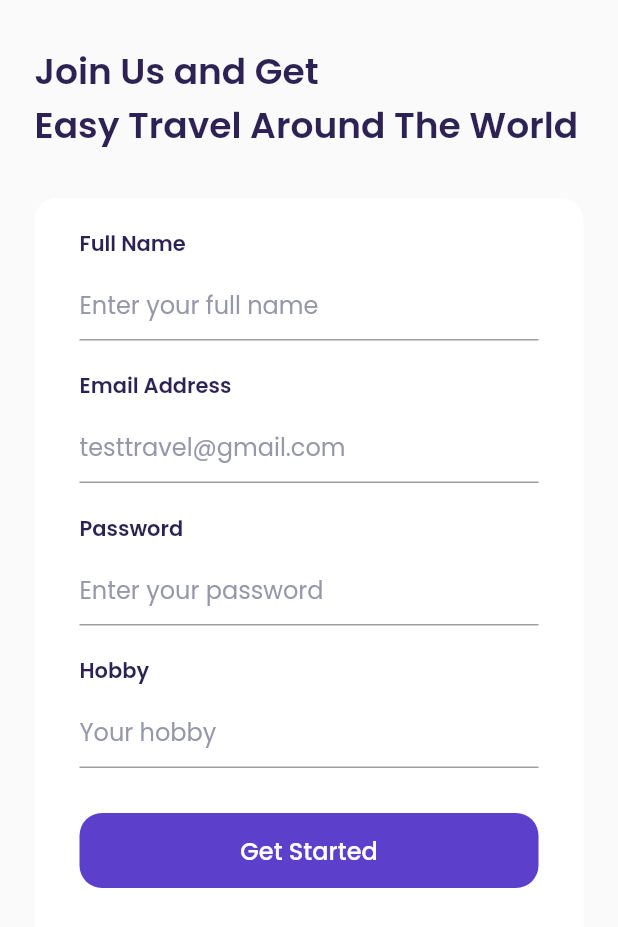
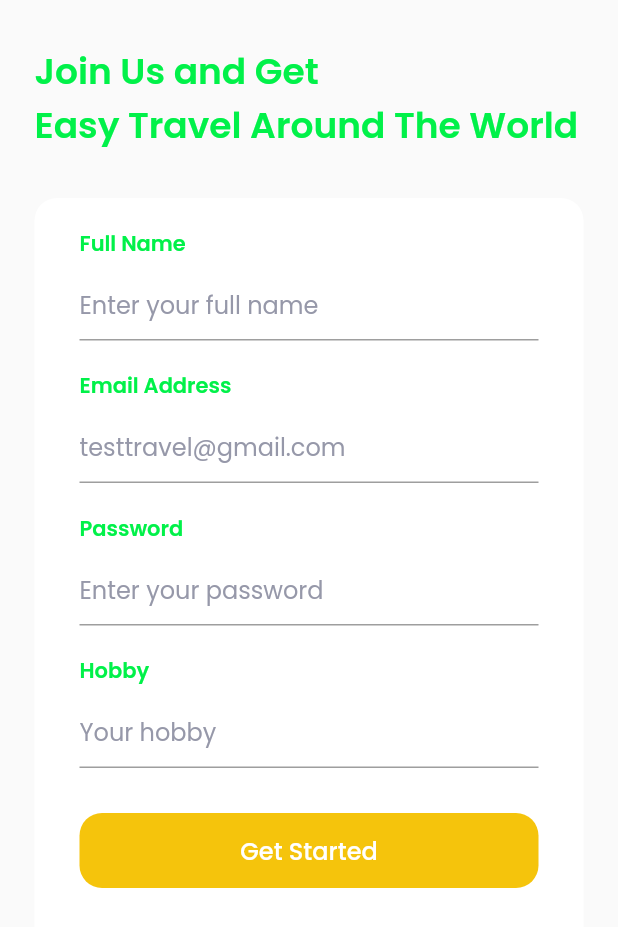
Before and after one commit to ahmadfatihin/TravelYuk-Flutter, a Flutter app: the screen it shows after launch, after a tap on "Get Started", on a phone screen of 412 x 824 dp. Shown: the top 927 px of the screen. Run offline on Flutter 3.47's test engine with Material 2 defaults, Android fonts, the phone set to English and light mode, and no system bars; our stand-ins replace animated_text_kit, google_fonts.

Commit message:
feat: delete codesmell

```diff
--- a/lib/shared/theme.dart
+++ b/lib/shared/theme.dart
@@ -4,14 +4,14 @@ import 'package:google_fonts/google_fonts.dart';
 double defaultMargin = 23;
 double defaultRadius = 15;
 
-Color kPrimaryColor = Color(0xFFF5c40cc);
-Color kBlackColor = Color(0xFF01F1449);
-Color kWhiteColor = Color(0xFFFFFFFF);
-Color kGreyColor = Color(0xFF9698A9);
-Color kGreenColor = Color(0xFF163E0);
-Color kRedColor = Color(0xFFEB70A5);
-Color kBackgroundColor = Color(0xFFFAFAFA);
-Color kInactiveColor = Color(0xFFDBD7EC);
+Color kPrimaryColor = const Color(0xfff5c40c);
+Color kBlackColor = const Color(0xff01f149);
+Color kWhiteColor = const Color(0xFFFFFFFF);
+Color kGreyColor = const Color(0xFF9698A9);
+Color kGreenColor = const Color(0x0ff163e0);
+Color kRedColor = const Color(0xFFEB70A5);
+Color kBackgroundColor = const Color(0xFFFAFAFA);
+Color kInactiveColor = const Color(0xFFDBD7EC);
 
 TextStyle blackTextStyle = GoogleFonts.poppins(
   color: kBlackColor,
--- a/lib/ui/pages/splash_page.dart
+++ b/lib/ui/pages/splash_page.dart
@@ -1,8 +1,6 @@
 import 'dart:async';
 
 import 'package:flutter/material.dart';
-import 'package:google_fonts/google_fonts.dart';
-import 'package:travel/ui/pages/get_started_page.dart';
 import 'package:animated_text_kit/animated_text_kit.dart';
 import '../../../shared/theme.dart';
 
@@ -17,7 +15,7 @@ class _SplashPageState extends State<SplashPage> {
   @override
   void initState() {
     // TODO: implement initState
-    Timer(Duration(seconds: 5), () {
+    Timer(const Duration(seconds: 5), () {
       Navigator.pushNamed(context, '/getStarted');
     });
     super.initState();
@@ -35,7 +33,7 @@ class _SplashPageState extends State<SplashPage> {
               width: 100,
               height: 100,
               // margin: EdgeInsets.only(bottom: 50),
-              decoration: BoxDecoration(
+              decoration: const BoxDecoration(
                   image: DecorationImage(
                       image: AssetImage('assets/icon_logo.png'))),
             ),
@@ -51,25 +49,22 @@ class _SplashPageState extends State<SplashPage> {
               textStyle: whiteTextStyle.copyWith(
                   fontSize: 40, fontWeight: extrabold, letterSpacing: 5),
               textAlign: TextAlign.center,
-              waveDuration: Duration(seconds: 4),
-              loadDuration: Duration(seconds: 5),
+              waveDuration: const Duration(seconds: 4),
+              loadDuration: const Duration(seconds: 5),
               // boxHeight: 300.0,
             ),
             Container(
-              margin: EdgeInsets.only(top: 50),
+              margin: const EdgeInsets.only(top: 50),
               child: DefaultTextStyle(
                 style: blackTextStyle.copyWith(
                     fontSize: 20, fontWeight: bold, letterSpacing: 4),
                 child: AnimatedTextKit(
-                  pause: Duration(milliseconds: 2500),
+                  pause: const Duration(milliseconds: 2500),
                   totalRepeatCount: 1,
                   animatedTexts: [
                     TyperAnimatedText('Created By'),
                     TyperAnimatedText('Ahmad Fatihin'),
                   ],
-                  onTap: () {
-                    print("Tap Event");
-                  },
                 ),
               ),
             ),
```
